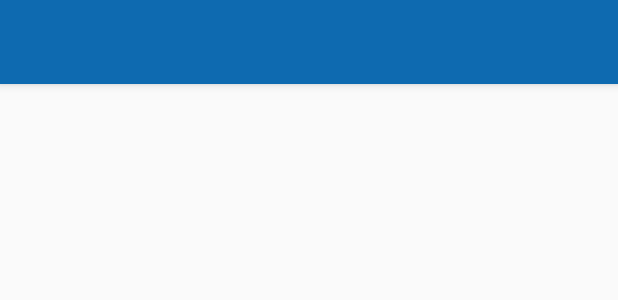
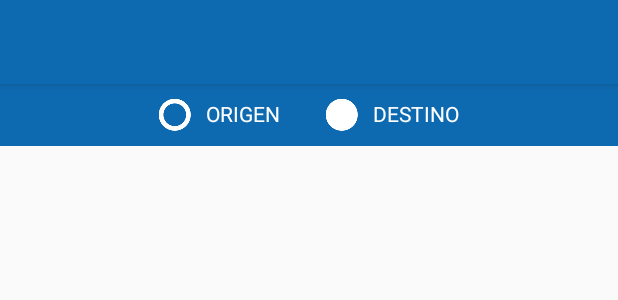
Before and after one commit to FacuSL2/CityRemis2023Ok, an Android app: the layout activity_history.xml on its own in the app's theme, with its tools: preview values and no code run, on a phone screen of 412 x 824 dp. Shown: the top 300 px of the screen. Run offline under Robolectric (Android 15) with nearby library versions, the phone set to English and light mode, and no system bars.

Commit message:
Cambios varios

```diff
--- a/app/build.gradle
+++ b/app/build.gradle
@@ -15,7 +15,7 @@ apply plugin: 'com.android.application'
 
 android {
     compileSdkVersion 29
-    buildToolsVersion '29.0.0'
+    buildToolsVersion '29.0.3'
     defaultConfig {
         applicationId "com.creativedesign.Ubik"
         minSdkVersion 21
@@ -27,7 +27,7 @@ android {
         multiDexEnabled true
         useLibrary 'org.apache.http.legacy'
         manifestPlaceholders = [
-                onesignal_app_id               : '3045ae19-396a-4846-a792-181d9d331191',
+                onesignal_app_id: 'bd0ee78e-3364-4738-bd50-77df708a945f',
                 // Project number pulled from dashboard, local value is ignored.
                 onesignal_google_project_number: 'REMOTE'
         ]
--- a/app/src/main/java/com/creativedesign/Ubik/Utils/ConsumptionWS.java
+++ b/app/src/main/java/com/creativedesign/Ubik/Utils/ConsumptionWS.java
@@ -18,11 +18,11 @@ public class ConsumptionWS {
             con.setDoInput(true);
 
             con.setRequestProperty("Content-Type", "application/json; charset=UTF-8");
-            con.setRequestProperty("Authorization", "Basic M2VhNTM5MDAtMTBjOS00MWMzLTkyYTgtNDAyZDg5MWY1YmU2");
+            con.setRequestProperty("Authorization", "Basic NzYxNTk2MzktNTlkZS00NDY3LWI4ZWEtNzM2NWZkM2I2MmEz");
             con.setRequestMethod("POST");
 
             String strJsonBody = "{"
-                    +   "\"app_id\": \"3045ae19-396a-4846-a792-181d9d331191\","
+                    +   "\"app_id\": \"bd0ee78e-3364-4738-bd50-77df708a945f\","
                     +   "\"headings\": {\"es\": \"UBIK\", \"en\": \"UBIK\"},"
                     +   "\"filters\" : [{\"field\": \"tag\", \"key\": \"email\", \"relation\": \"=\", \"value\": \"" + email + "\"}],"
                     +   "\"contents\": {\"en\": \"El vehículo " + nombreChofer +" lo esta esperando para iniciar el viaje.\", \"es\": \"El vehículo " + nombreChofer + " lo esta esperando para iniciar el viaje.\"}"
--- a/app/src/main/res/layout/activity_history.xml
+++ b/app/src/main/res/layout/activity_history.xml
@@ -72,7 +72,47 @@
             </LinearLayout>
 
         </LinearLayout>
+
+
     </androidx.cardview.widget.CardView>
+
+    <LinearLayout
+        android:layout_width="match_parent"
+        android:layout_height="wrap_content"
+        android:padding="10dp"
+        android:background="?attr/colorPrimaryDark"
+        android:orientation="horizontal"
+        android:layout_gravity="center"
+        android:gravity="center"
+        >
+
+
+
+        <TextView
+            android:layout_width="wrap_content"
+            android:layout_height="wrap_content"
+            android:text="ORIGEN"
+            android:textColor="#ffff"
+            android:drawableStart="@drawable/ic_start"
+            android:drawableTint="#ffff"
+            android:drawablePadding="10dp"
+            android:layout_marginRight="15dp"
+            >
+        </TextView>
+
+        <TextView
+            android:layout_width="wrap_content"
+            android:layout_height="wrap_content"
+            android:text="DESTINO"
+            android:textColor="#ffff"
+            android:drawableStart="@drawable/ic_finish"
+            android:drawableTint="#ffff"
+            android:drawablePadding="10dp"
+            android:layout_marginLeft="15dp"
+            >
+        </TextView>
+
+    </LinearLayout>
 
     <androidx.core.widget.NestedScrollView
         android:layout_width="match_parent"
--- a/app/src/main/res/layout/dialog_ride_review.xml
+++ b/app/src/main/res/layout/dialog_ride_review.xml
@@ -61,6 +61,7 @@
                 android:id="@+id/rate"
                 android:numStars="5"
                 android:stepSize="1"
+                android:rating="5"
                 android:visibility="visible"/>
 
         </androidx.cardview.widget.CardView>
--- a/app/src/main/res/menu-v26/activity_main_drawer.xml
+++ b/app/src/main/res/menu-v26/activity_main_drawer.xml
@@ -47,7 +47,7 @@
 
         <item
             android:id="@+id/reclamos"
-            android:title="Reclamos y Consultas"
+            android:title="Reclamos/Consultas"
             android:icon="@drawable/baseline_person_24"
             />
 
--- a/app/src/main/res/menu/activity_main_drawer.xml
+++ b/app/src/main/res/menu/activity_main_drawer.xml
@@ -48,7 +48,7 @@
 
         <item
             android:id="@+id/reclamos"
-            android:title="Reclamos y Consultas"
+            android:title="Reclamos/Consultas"
             android:icon="@drawable/baseline_person_24"
             />
 
--- a/build.gradle
+++ b/build.gradle
@@ -4,6 +4,7 @@ buildscript {
     repositories {
         jcenter()
         google()
+        gradlePluginPortal()
     }
     dependencies {
         classpath 'com.android.tools.build:gradle:3.5.1'
```
Also changed, not shown: app/src/main/AndroidManifest.xml (+17 -17 lines), app/src/main/java/com/creativedesign/Ubik/Customer/CustomerMapActivity.java (+19 -18 lines), app/src/main/res/layout/activity_costumer_content.xml (+8 -3 lines).
